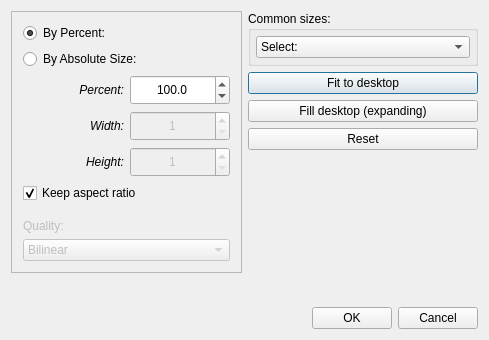
Above: src/gui/dialogs/resizedialog.ui from do-i/thumbgrid before the change. Below: the same form after it.
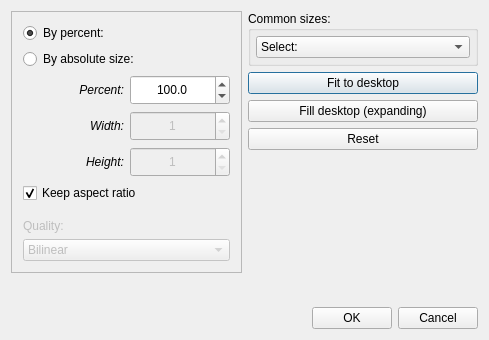
That is the form after the change.

Diff of the .ui file:
```diff
--- a/src/gui/dialogs/resizedialog.ui
+++ b/src/gui/dialogs/resizedialog.ui
@@ -60,7 +60,7 @@
              </sizepolicy>
             </property>
             <property name="text">
-             <string>By Percent:</string>
+             <string>By percent:</string>
             </property>
             <property name="checked">
              <bool>true</bool>
@@ -76,7 +76,7 @@
              </sizepolicy>
             </property>
             <property name="text">
-             <string>By Absolute Size:</string>
+             <string>By absolute size:</string>
             </property>
             <property name="checked">
              <bool>false</bool>
```
